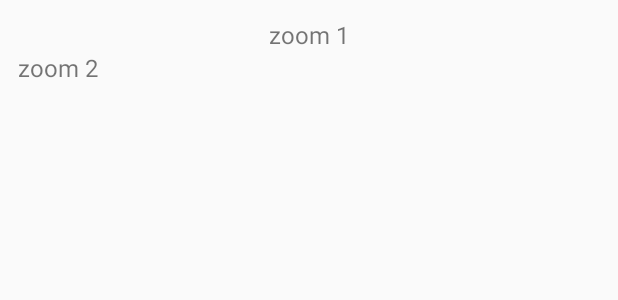
After one commit to AnRFDev/Tutorial2020, an Android app: the layout act_animation_demo.xml on its own in the app's theme, with its tools: preview values and no code run, on a phone screen of 412 x 824 dp. The commit adds this screen. Shown: the top 300 px of the screen. Run offline under Robolectric (Android 15) with nearby library versions, the phone set to English and light mode, and no system bars.

Commit message:
动画的示例
animation

```diff
--- a/app/src/main/AndroidManifest.xml
+++ b/app/src/main/AndroidManifest.xml
@@ -17,6 +17,7 @@
                 <category android:name="android.intent.category.LAUNCHER" />
             </intent-filter>
         </activity>
+        <activity android:name=".animation.AnimationDemoActivity" />
     </application>
 
 </manifest>
--- /dev/null
+++ b/app/src/main/res/layout/act_animation_demo.xml
@@ -0,0 +1,23 @@
+<?xml version="1.0" encoding="utf-8"?>
+<LinearLayout xmlns:android="http://schemas.android.com/apk/res/android"
+    android:layout_width="match_parent"
+    android:layout_height="match_parent"
+    android:orientation="vertical"
+    android:padding="12dp">
+
+    <TextView
+        android:id="@+id/zoom_1"
+        android:layout_width="wrap_content"
+        android:layout_height="wrap_content"
+        android:layout_gravity="center_horizontal"
+        android:text="zoom 1"
+        android:textSize="16sp" />
+
+    <TextView
+        android:id="@+id/zoom_2"
+        android:layout_width="wrap_content"
+        android:layout_height="wrap_content"
+        android:text="zoom 2"
+        android:textSize="16sp" />
+
+</LinearLayout>
--- a/app/src/main/res/layout/activity_main.xml
+++ b/app/src/main/res/layout/activity_main.xml
@@ -22,6 +22,12 @@
                 android:layout_width="match_parent"
                 android:layout_height="wrap_content" />
 
+            <Button
+                android:id="@+id/animation_demo_btn"
+                android:text="Animation demo"
+                android:layout_width="match_parent"
+                android:layout_height="wrap_content" />
+
         </LinearLayout>
 
     </ScrollView>
```
Also changed, not shown: app/src/main/java/com/rustfisher/tutorial2020/AbsActivity.java (added, +21 -0 lines), app/src/main/java/com/rustfisher/tutorial2020/MainActivity.java (+14 -9 lines), app/src/main/java/com/rustfisher/tutorial2020/animation/AnimationDemoActivity.java (added, +39 -0 lines), app/src/main/res/anim/zoom_1.xml (added, +25 -0 lines), app/src/main/res/anim/zoom_2.xml (added, +25 -0 lines).
